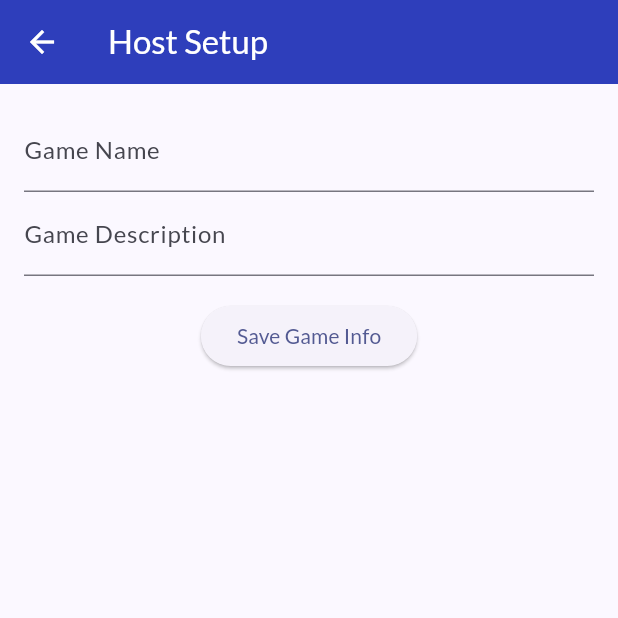
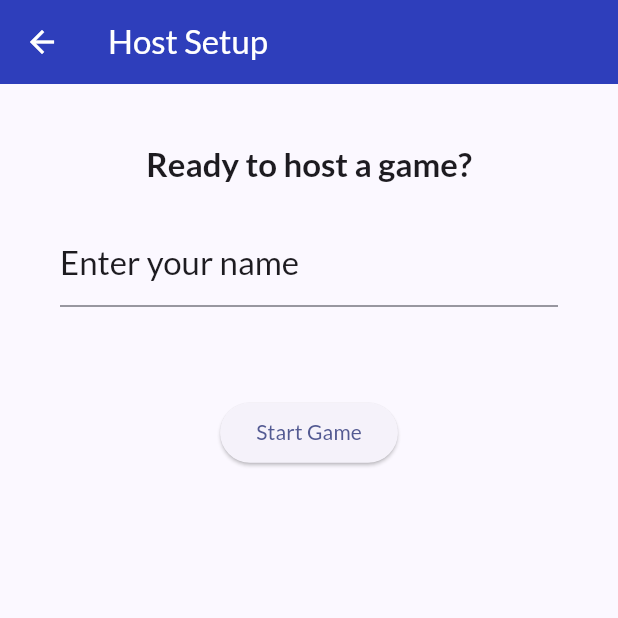
Before and after one commit to YehudaShani/Wavelength, a Flutter app: the HostSetupScreen screen opened directly, on a phone screen of 412 x 824 dp, the top half of it. Run offline on Flutter 3.47's test engine with Material 3 defaults, Android fonts, the phone set to English and light mode, and no system bars; our stand-ins replace firebase_core, firebase_database, google_fonts, sleek_circular_slider; accounts and stored records are empty.

Commit message:
host screen has basic functionality

```diff
--- a/lib/screens/host_setup_screen.dart
+++ b/lib/screens/host_setup_screen.dart
@@ -10,18 +10,18 @@ class HostSetupScreen extends StatefulWidget {
 class _HostSetupScreenState extends State<HostSetupScreen> {
   final databaseReference = FirebaseDatabase.instance.ref();
 
-  String gameName = '';
-  String gameDescription = '';
+  String playerName = '';
 
-  void saveGameInfo() {
+  void startGame() {
     print('Saving Game Info');
-    print(databaseReference.child('game').toString());
     databaseReference
-        .child('game')
+        .child('games')
         .push()
         .set({
-          'name': 'gameName',
-          'description': 'gameDescription',
+          'host': playerName,
+          'players': [playerName],
+          'rounds': 5,
+          'currentQuestion': 0,
         })
         .then((value) => print('Game Info Saved'))
         .catchError((error) => print('Failed to save game info: $error'));
@@ -30,41 +30,33 @@ class _HostSetupScreenState extends State<HostSetupScreen> {
   @override
   Widget build(BuildContext context) {
     return Scaffold(
-      appBar: AppBar(
-        title: Text('Host Setup'),
-      ),
-      body: Padding(
-        padding: EdgeInsets.all(16.0),
-        child: Column(
-          children: [
+        appBar: AppBar(
+          title: Text('Host Setup'),
+        ),
+        body: Padding(
+          padding: EdgeInsets.all(40),
+          child: Column(children: [
+            Center(
+              child: Text(
+                'Ready to host a game?',
+                style: Theme.of(context).textTheme.titleLarge!.copyWith(
+                      fontWeight: FontWeight.bold,
+                    ),
+              ),
+            ),
+            SizedBox(height: 20),
             TextField(
+              onChanged: (value) {
+                playerName = value;
+              },
               decoration: InputDecoration(
-                labelText: 'Game Name',
+                labelText: 'Enter your name',
+                labelStyle: Theme.of(context).textTheme.titleLarge,
               ),
-              onChanged: (value) {
-                setState(() {
-                  gameName = value;
-                });
-              },
             ),
-            TextField(
-              decoration: InputDecoration(
-                labelText: 'Game Description',
-              ),
-              onChanged: (value) {
-                setState(() {
-                  gameDescription = value;
-                });
-              },
-            ),
-            SizedBox(height: 16.0),
-            ElevatedButton(
-              onPressed: saveGameInfo,
-              child: Text('Save Game Info'),
-            ),
-          ],
-        ),
-      ),
-    );
+            SizedBox(height: 60),
+            ElevatedButton(onPressed: startGame, child: Text('Start Game')),
+          ]),
+        ));
   }
 }
```
